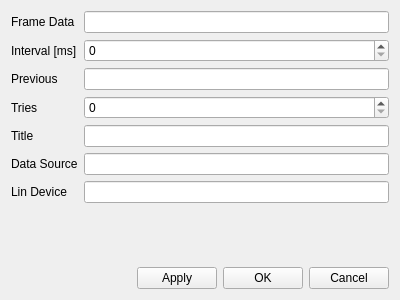
First picture: the form in QLinWriteByID/settingsdialog.ui, repository pr4u4t/automatron3000, before the edit.
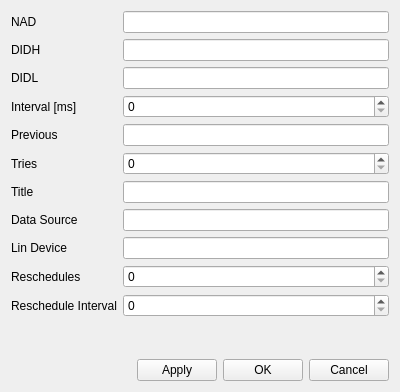
Second picture: the form after the edit. Custom widgets are drawn as their Qt base class.

The edit to the form file:
```diff
--- a/QLinWriteByID/settingsdialog.ui
+++ b/QLinWriteByID/settingsdialog.ui
@@ -7,7 +7,7 @@
     <x>0</x>
     <y>0</y>
     <width>400</width>
-    <height>300</height>
+    <height>392</height>
    </rect>
   </property>
   <property name="windowTitle">
@@ -19,73 +19,121 @@
      <item row="0" column="0">
       <widget class="QLabel" name="label">
        <property name="text">
-        <string>Frame Data</string>
+        <string>NAD</string>
        </property>
       </widget>
      </item>
      <item row="0" column="1">
       <widget class="QLineEdit" name="frameData"/>
      </item>
-     <item row="1" column="0">
+     <item row="3" column="0">
       <widget class="QLabel" name="label_2">
        <property name="text">
         <string>Interval [ms]</string>
        </property>
       </widget>
      </item>
-     <item row="1" column="1">
-      <widget class="QSpinBox" name="interval"/>
+     <item row="3" column="1">
+      <widget class="QSpinBox" name="interval">
+       <property name="maximum">
+        <number>500</number>
+       </property>
+      </widget>
      </item>
-     <item row="4" column="0">
+     <item row="6" column="0">
       <widget class="QLabel" name="label_3">
        <property name="text">
         <string>Tries</string>
        </property>
       </widget>
      </item>
-     <item row="4" column="1">
+     <item row="6" column="1">
       <widget class="QSpinBox" name="tries"/>
      </item>
-     <item row="5" column="0">
+     <item row="7" column="0">
       <widget class="QLabel" name="label_4">
        <property name="text">
         <string>Title</string>
        </property>
       </widget>
      </item>
-     <item row="5" column="1">
+     <item row="7" column="1">
       <widget class="QLineEdit" name="title"/>
      </item>
-     <item row="6" column="0">
+     <item row="8" column="0">
       <widget class="QLabel" name="label_5">
        <property name="text">
         <string>Data Source</string>
        </property>
       </widget>
      </item>
-     <item row="6" column="1">
+     <item row="8" column="1">
       <widget class="QLineEdit" name="dataSource"/>
      </item>
-     <item row="2" column="0">
+     <item row="4" column="0">
       <widget class="QLabel" name="label_6">
        <property name="text">
         <string>Previous</string>
        </property>
       </widget>
      </item>
-     <item row="2" column="1">
+     <item row="4" column="1">
       <widget class="QLineEdit" name="previousEdit"/>
      </item>
-     <item row="7" column="0">
+     <item row="9" column="0">
       <widget class="QLabel" name="label_7">
        <property name="text">
         <string>Lin Device</string>
        </property>
       </widget>
      </item>
-     <item row="7" column="1">
+     <item row="9" column="1">
       <widget class="QLineEdit" name="linEdit"/>
      </item>
+     <item row="1" column="0">
+      <widget class="QLabel" name="label_8">
+       <property name="text">
+        <string>DIDH</string>
+       </property>
+      </widget>
+     </item>
+     <item row="1" column="1">
+      <widget class="QLineEdit" name="didhEdit"/>
+     </item>
+     <item row="2" column="0">
+      <widget class="QLabel" name="label_9">
+       <property name="text">
+        <string>DIDL</string>
+       </property>
+      </widget>
+     </item>
+     <item row="2" column="1">
+      <widget class="QLineEdit" name="didlEdit"/>
+     </item>
+     <item row="10" column="0">
+      <widget class="QLabel" name="label_10">
+       <property name="text">
+        <string>Reschedules</string>
+       </property>
+      </widget>
+     </item>
+     <item row="11" column="0">
+      <widget class="QLabel" name="label_11">
+       <property name="text">
+        <string>Reschedule Interval</string>
+       </property>
+      </widget>
+     </item>
+     <item row="10" column="1">
+      <widget class="QSpinBox" name="reschedulesEdit"/>
+     </item>
+     <item row="11" column="1">
+      <widget class="QSpinBox" name="rescheduleIntervalEdit">
+       <property name="maximum">
+        <number>500</number>
+       </property>
+      </widget>
+     </item>
     </layout>
    </item>
    <item>
```
Left out of the diff: 6 changed lines with no effect on the pictures.
